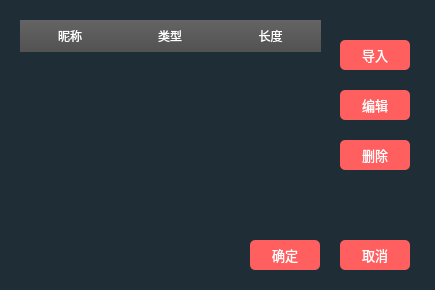
HuaGouFdog/Fdog-Kit, file source/secretkeywidget.ui: the form before one commit.
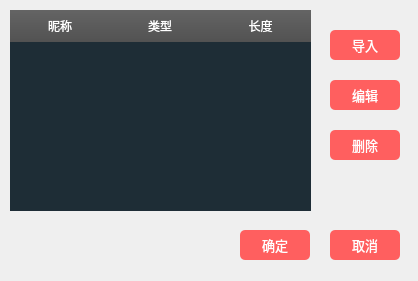
The form after the commit. Icons and pictures are not drawn.

What changed in the file:
```diff
--- a/source/secretkeywidget.ui
+++ b/source/secretkeywidget.ui
@@ -6,8 +6,8 @@
    <rect>
     <x>0</x>
     <y>0</y>
-    <width>435</width>
-    <height>290</height>
+    <width>418</width>
+    <height>281</height>
    </rect>
   </property>
   <property name="windowTitle">
@@ -18,14 +18,132 @@
     <normaloff>:/lib/wicon_46.png</normaloff>:/lib/wicon_46.png</iconset>
   </property>
   <property name="styleSheet">
-   <string notr="true">background-color: rgb(30, 45, 54);
-color: rgb(255, 255, 255);</string>
+   <string notr="true"/>
   </property>
+  <layout class="QVBoxLayout" name="verticalLayout">
+   <property name="leftMargin">
+    <number>0</number>
+   </property>
+   <property name="topMargin">
+    <number>0</number>
+   </property>
+   <property name="rightMargin">
+    <number>0</number>
+   </property>
+   <property name="bottomMargin">
+    <number>0</number>
+   </property>
+   <item>
+    <widget class="QWidget" name="widget" native="true">
+     <property name="styleSheet">
+      <string notr="true">#widget{
+border-image: url(:/lib/back1.png);
+color: rgb(255, 255, 255);
+}</string>
+     </property>
+     <widget class="QToolButton" name="toolButton_cancel">
+      <property name="geometry">
+       <rect>
+        <x>330</x>
+        <y>230</y>
+        <width>70</width>
+        <height>30</height>
+       </rect>
+      </property>
+      <property name="minimumSize">
+       <size>
+        <width>70</width>
+        <height>30</height>
+       </size>
+      </property>
+      <property name="maximumSize">
+       <size>
+        <width>70</width>
+        <height>30</height>
+       </size>
+      </property>
+      <property name="font">
+       <font>
+        <family>OPPOSans B</family>
+        <pointsize>10</pointsize>
+        <stylestrategy>PreferAntialias</stylestrategy>
+       </font>
+      </property>
+      <property name="styleSheet">
+       <string notr="true">QToolButton {
+	color: rgb(255, 255, 255);
+	background-color: rgb(255, 95, 95);
+	border-radius: 5px;
+}
+
+QToolButton::menu-indicator { 
+	image: None;
+}
+
+ 
+QToolButton:hover {
+	color: rgb(255, 255, 255);
+	background-color: rgb(255, 95, 95);
+}</string>
+      </property>
+      <property name="text">
+       <string>取消</string>
+      </property>
+     </widget>
+     <widget class="QToolButton" name="toolButton_ok">
+      <property name="geometry">
+       <rect>
+        <x>240</x>
+        <y>230</y>
+        <width>70</width>
+        <height>30</height>
+       </rect>
+      </property>
+      <property name="minimumSize">
+       <size>
+        <width>70</width>
+        <height>30</height>
+       </size>
+      </property>
+      <property name="maximumSize">
+       <size>
+        <width>70</width>
+        <height>30</height>
+       </size>
+      </property>
+      <property name="font">
+       <font>
+        <family>OPPOSans B</family>
+        <pointsize>10</pointsize>
+        <stylestrategy>PreferAntialias</stylestrategy>
+       </font>
+      </property>
+      <property name="styleSheet">
+       <string notr="true">QToolButton {
+	color: rgb(255, 255, 255);
+	background-color: rgb(255, 95, 95);
+	border-radius: 5px;
+}
+
+QToolButton::menu-indicator { 
+	image: None;
+}
+
+ 
+QToolButton:hover {
+	color: rgb(255, 255, 255);
+	background-color: rgb(255, 95, 95);
+}</string>
+      </property>
+      <property name="text">
+       <string>确定</string>
+      </property>
+     </widget>
   <widget class="QTableWidget" name="tableWidget">
    <property name="geometry">
     <rect>
-     <x>20</x>
-     <y>20</y>
+        <x>10</x>
+        <y>10</y>
      <width>301</width>
      <height>201</height>
     </rect>
@@ -195,60 +313,11 @@
     </property>
    </column>
   </widget>
-  <widget class="QToolButton" name="toolButton_input">
-   <property name="geometry">
-    <rect>
-     <x>340</x>
-     <y>40</y>
-     <width>70</width>
-     <height>30</height>
-    </rect>
-   </property>
-   <property name="minimumSize">
-    <size>
-     <width>70</width>
-     <height>30</height>
-    </size>
-   </property>
-   <property name="maximumSize">
-    <size>
-     <width>70</width>
-     <height>30</height>
-    </size>
-   </property>
-   <property name="font">
-    <font>
-     <family>OPPOSans B</family>
-     <pointsize>10</pointsize>
-     <stylestrategy>PreferAntialias</stylestrategy>
-    </font>
-   </property>
-   <property name="styleSheet">
-    <string notr="true">QToolButton {
-	color: rgb(255, 255, 255);
-	background-color: rgb(255, 95, 95);
-	border-radius: 5px;
-}
-
-QToolButton::menu-indicator { 
-	image: None;
-}
-
- 
-QToolButton:hover {
-	color: rgb(255, 255, 255);
-	background-color: rgb(255, 95, 95);
-}</string>
-   </property>
-   <property name="text">
-    <string>导入</string>
-   </property>
-  </widget>
   <widget class="QToolButton" name="toolButton_edit">
    <property name="geometry">
     <rect>
-     <x>340</x>
-     <y>90</y>
+        <x>330</x>
+        <y>80</y>
      <width>70</width>
      <height>30</height>
     </rect>
@@ -293,11 +362,60 @@
     <string>编辑</string>
    </property>
   </widget>
+     <widget class="QToolButton" name="toolButton_input">
+      <property name="geometry">
+       <rect>
+        <x>330</x>
+        <y>30</y>
+        <width>70</width>
+        <height>30</height>
+       </rect>
+      </property>
+      <property name="minimumSize">
+       <size>
+        <width>70</width>
+        <height>30</height>
+       </size>
+      </property>
+      <property name="maximumSize">
+       <size>
+        <width>70</width>
+        <height>30</height>
+       </size>
+      </property>
+      <property name="font">
+       <font>
+        <family>OPPOSans B</family>
+        <pointsize>10</pointsize>
+        <stylestrategy>PreferAntialias</stylestrategy>
+       </font>
+      </property>
+      <property name="styleSheet">
+       <string notr="true">QToolButton {
+	color: rgb(255, 255, 255);
+	background-color: rgb(255, 95, 95);
+	border-radius: 5px;
+}
+
+QToolButton::menu-indicator { 
+	image: None;
+}
+
+ 
+QToolButton:hover {
+	color: rgb(255, 255, 255);
+	background-color: rgb(255, 95, 95);
+}</string>
+      </property>
+      <property name="text">
+       <string>导入</string>
+      </property>
+     </widget>
   <widget class="QToolButton" name="toolButton_delete">
    <property name="geometry">
     <rect>
-     <x>340</x>
-     <y>140</y>
+        <x>330</x>
+        <y>130</y>
      <width>70</width>
      <height>30</height>
     </rect>
@@ -342,104 +460,9 @@
     <string>删除</string>
    </property>
   </widget>
-  <widget class="QToolButton" name="toolButton_ok">
-   <property name="geometry">
-    <rect>
-     <x>250</x>
-     <y>240</y>
-     <width>70</width>
-     <height>30</height>
-    </rect>
-   </property>
-   <property name="minimumSize">
-    <size>
-     <width>70</width>
-     <height>30</height>
-    </size>
-   </property>
-   <property name="maximumSize">
-    <size>
-     <width>70</width>
-     <height>30</height>
-    </size>
-   </property>
-   <property name="font">
-    <font>
-     <family>OPPOSans B</family>
-     <pointsize>10</pointsize>
-     <stylestrategy>PreferAntialias</stylestrategy>
-    </font>
-   </property>
-   <property name="styleSheet">
-    <string notr="true">QToolButton {
-	color: rgb(255, 255, 255);
-	background-color: rgb(255, 95, 95);
-	border-radius: 5px;
-}
-
-QToolButton::menu-indicator { 
-	image: None;
-}
-
- 
-QToolButton:hover {
-	color: rgb(255, 255, 255);
-	background-color: rgb(255, 95, 95);
-}</string>
-   </property>
-   <property name="text">
-    <string>确定</string>
-   </property>
-  </widget>
-  <widget class="QToolButton" name="toolButton_cancel">
-   <property name="geometry">
-    <rect>
-     <x>340</x>
-     <y>240</y>
-     <width>70</width>
-     <height>30</height>
-    </rect>
-   </property>
-   <property name="minimumSize">
-    <size>
-     <width>70</width>
-     <height>30</height>
-    </size>
-   </property>
-   <property name="maximumSize">
-    <size>
-     <width>70</width>
-     <height>30</height>
-    </size>
-   </property>
-   <property name="font">
-    <font>
-     <family>OPPOSans B</family>
-     <pointsize>10</pointsize>
-     <stylestrategy>PreferAntialias</stylestrategy>
-    </font>
-   </property>
-   <property name="styleSheet">
-    <string notr="true">QToolButton {
-	color: rgb(255, 255, 255);
-	background-color: rgb(255, 95, 95);
-	border-radius: 5px;
-}
-
-QToolButton::menu-indicator { 
-	image: None;
-}
-
- 
-QToolButton:hover {
-	color: rgb(255, 255, 255);
-	background-color: rgb(255, 95, 95);
-}</string>
-   </property>
-   <property name="text">
-    <string>取消</string>
-   </property>
-  </widget>
+    </widget>
+   </item>
+  </layout>
  </widget>
  <resources>
   <include location="lib.qrc"/>
```
Lines whose indentation alone changed are shown as unchanged.
